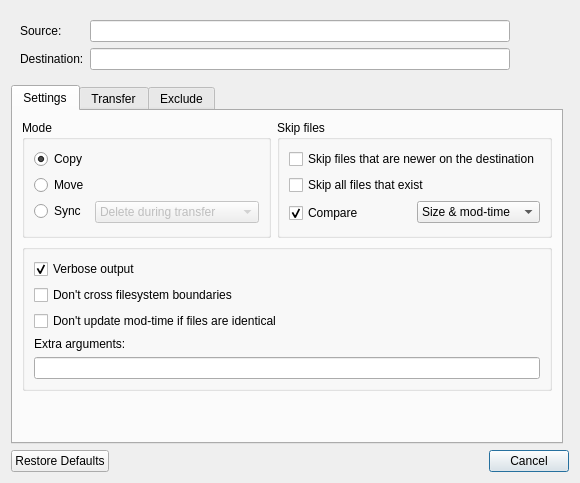
Before: the Qt Designer form src/transfer_dialog.ui in SysAdminDoc/RcloneBrowserNG, drawn with Qt 5.
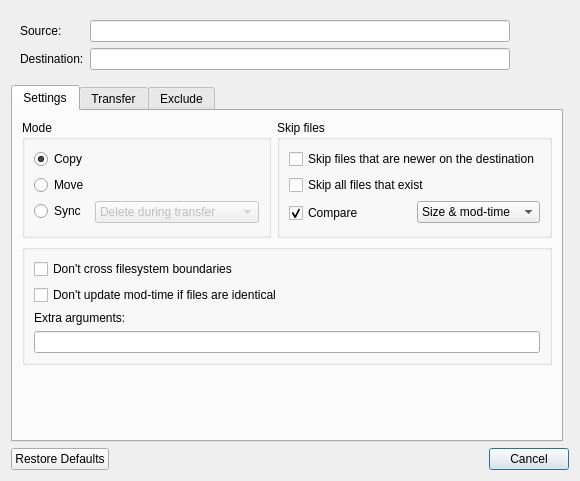
After: the same form once the commit is applied.

Commit message: Make verbose output permanent for transfers

Patch:
```diff
--- a/src/transfer_dialog.ui
+++ b/src/transfer_dialog.ui
@@ -341,16 +341,6 @@
           <string/>
          </property>
          <layout class="QVBoxLayout" name="verticalLayout">
-          <item>
-           <widget class="QCheckBox" name="checkVerbose">
-            <property name="text">
-             <string>Verbose output</string>
-            </property>
-            <property name="checked">
-             <bool>true</bool>
-            </property>
-           </widget>
-          </item>
           <item>
            <widget class="QCheckBox" name="checkSameFilesystem">
             <property name="text">
```
Left out of the diff: 1 changed line with no effect on the pictures. The commit also changes 1 other file.
